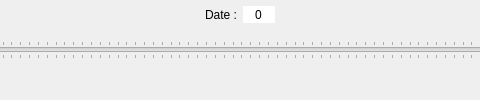
Before: the Qt Designer form ui_changementviewer.ui in kevinaubert/ChangementViewer, drawn with Qt 5; both pictures show x 250 to 730 and y 0 to 100 of the 960 by 100 pixel window.
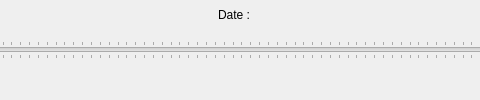
After: the same form once the commit is applied. Icons and pictures are not drawn.

```diff
--- a/ui_changementviewer.ui
+++ b/ui_changementviewer.ui
@@ -256,7 +256,7 @@
       </spacer>
      </item>
      <item>
-      <widget class="QLabel" name="labelDate">
+      <widget class="QLabel" name="label">
        <property name="text">
         <string>Date :</string>
        </property>
@@ -272,27 +272,9 @@
       </widget>
      </item>
      <item>
-      <widget class="QSpinBox" name="snbDate">
-       <property name="inputMethodHints">
-        <set>Qt::ImhDigitsOnly|Qt::ImhPreferNumbers</set>
-       </property>
-       <property name="wrapping">
-        <bool>false</bool>
-       </property>
-       <property name="frame">
-        <bool>false</bool>
-       </property>
-       <property name="alignment">
-        <set>Qt::AlignCenter</set>
-       </property>
-       <property name="readOnly">
-        <bool>true</bool>
-       </property>
-       <property name="buttonSymbols">
-        <enum>QAbstractSpinBox::NoButtons</enum>
-       </property>
-       <property name="maximum">
-        <number>9999</number>
+      <widget class="QLabel" name="labelDate">
+       <property name="text">
+        <string/>
        </property>
       </widget>
      </item>
```
